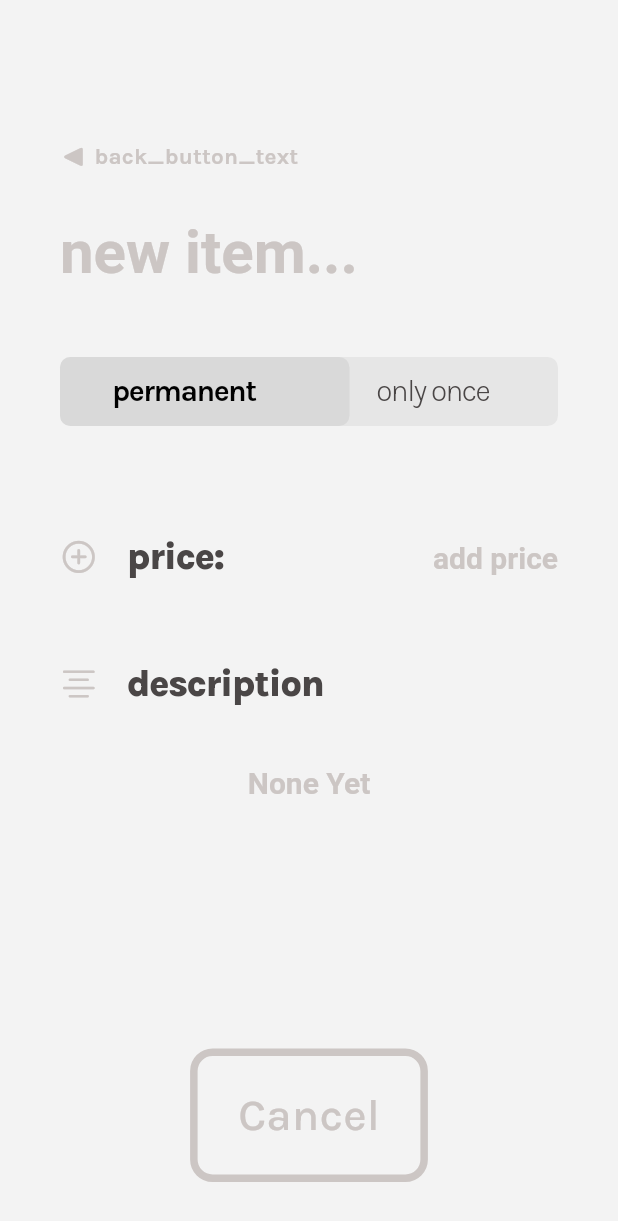
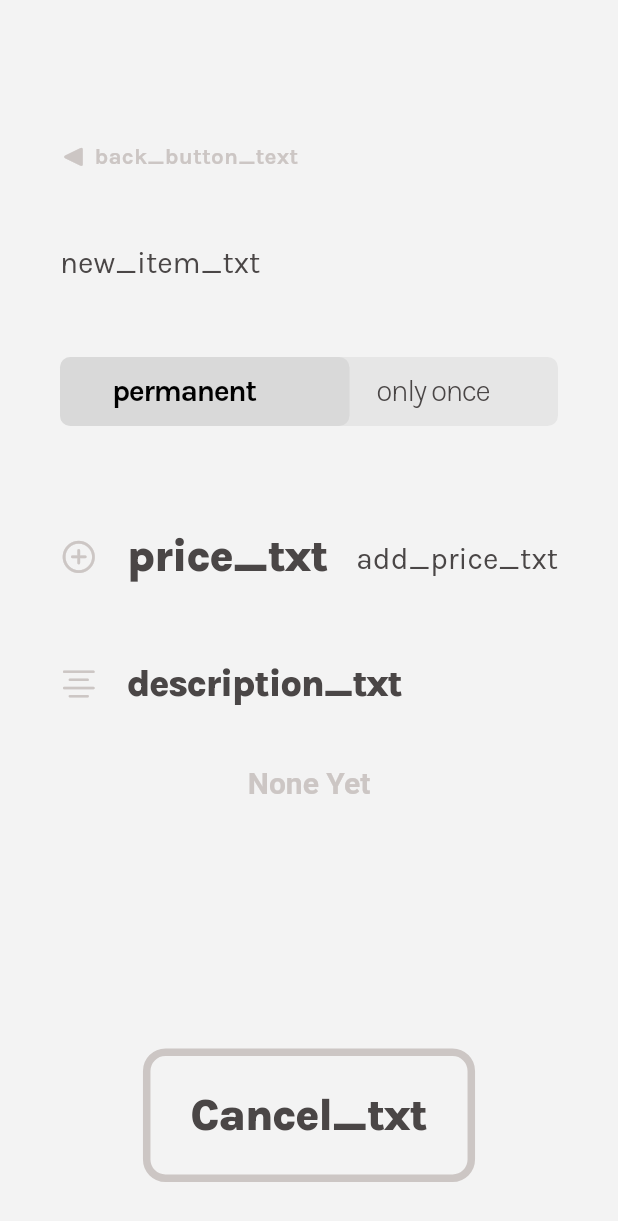
Before and after one commit to iloveproggen/relatee-frontend, a Flutter app: the NewShopItem screen opened directly with empty values, on a phone screen of 412 x 824 dp. Shown: the top 1221 px of the screen. Run offline on Flutter 3.47's test engine with Material 3 defaults, Android fonts, the phone set to English and light mode, and no system bars; our stand-ins replace flutter_svg, get; missing offline and left inert: postgres; Roboto replaces fonts that are missing (Sedan).

Commit message:
added translation

```diff
--- a/frontend_v1/lib/assets/locale_strings.dart
+++ b/frontend_v1/lib/assets/locale_strings.dart
@@ -44,6 +44,12 @@ class LocaleString extends Translations {
           'Username_or_Email_txt': 'Username or Email',
           'Password_txt': 'Password',
           'Log_In_txt': 'Log in',
+          'new_item_txt': 'new item...',
+          'price_txt': 'Price:',
+          'add_price_txt': 'add price',
+          'Cancel_txt': 'Cancel',
+          'Confirm_txt': 'Confirm',
+          'description_txt': 'Description',
         },
         'de-DE': {
           'welcome_title': 'Willkommen',
@@ -82,6 +88,12 @@ class LocaleString extends Translations {
           'Username_or_Email_txt': 'Benutzername oder Email',
           'Password_txt': 'Passwort',
           'Log_In_txt': 'Log in',
+          'new_item_txt': 'neuer Gegenstand...',
+          'price_txt': 'Preis:',
+          'add_price_txt': 'Preis hinzufügen',
+          'Cancel_txt': 'Abbrechen',
+          'Confirm_txt': 'Bestätigen',
+          'description_txt': 'Beschreibung',
         }
       };
 }
--- a/frontend_v1/lib/create_new_shop_item.dart
+++ b/frontend_v1/lib/create_new_shop_item.dart
@@ -46,7 +46,7 @@ class _NewShopItemState extends State<NewShopItem> {
   @override
   Widget build(BuildContext context) {
     return Scaffold(
-      backgroundColor: const Color.fromARGB(255, 243, 243, 243),
+      backgroundColor: Theme.of(context).colorScheme.primary,
       body: SingleChildScrollView(
         child: Padding(
           padding: const EdgeInsets.only(top: 80, left: 40, right: 40),
@@ -60,15 +60,9 @@ class _NewShopItemState extends State<NewShopItem> {
                     children: [
                       TextField(
                         controller: taskName,
-                        decoration: const InputDecoration.collapsed(
-                          hintText: 'new item...',
-                          hintStyle: TextStyle(
-                            fontWeight: FontWeight.bold,
-                            fontFamily: "Sedan",
-                            fontSize: 40,
-                            color: Color.fromARGB(255, 204, 198, 196),
-                          ),
-                        ),
+                        decoration: InputDecoration.collapsed(
+                            hintText: 'new_item_txt'.tr,
+                            hintStyle: Theme.of(context).textTheme.bodySmall),
                         style: const TextStyle(
                           fontWeight: FontWeight.bold,
                           fontFamily: "Sedan",
@@ -91,9 +85,9 @@ class _NewShopItemState extends State<NewShopItem> {
                       color: Color.fromARGB(255, 204, 198, 196),
                     ),
                     const SizedBox(width: 20),
-                    const Text(
-                      'price:',
-                      style: TextStyle(fontSize: 25, fontFamily: "Karla"),
+                    Text(
+                      'price_txt'.tr,
+                      style: Theme.of(context).textTheme.bodyMedium,
                     ),
                     Expanded(
                       child: TextField(
@@ -102,11 +96,9 @@ class _NewShopItemState extends State<NewShopItem> {
                         inputFormatters: [
                           FilteringTextInputFormatter.digitsOnly
                         ],
-                        decoration: const InputDecoration(
-                            hintText: "add price",
-                            hintStyle: TextStyle(
-                                color: Color.fromARGB(255, 204, 198, 196),
-                                fontSize: 20),
+                        decoration: InputDecoration(
+                            hintText: "add_price_txt".tr,
+                            hintStyle: Theme.of(context).textTheme.bodySmall,
                             border: InputBorder.none),
                         style: const TextStyle(
                             color: Color.fromARGB(255, 74, 70, 70),
@@ -162,18 +154,10 @@ class _NewShopItemState extends State<NewShopItem> {
                         padding: const EdgeInsets.only(
                             top: 10, bottom: 10, left: 15, right: 15),
                         child: Text(
-                          required ? "Confirm" : "Cancel",
+                          required ? 'Confirm_txt'.tr : 'Cancel_txt'.tr,
                           style: required
-                              ? const TextStyle(
-                                  color: Color.fromARGB(255, 243, 243, 243),
-                                  fontFamily: "Karla",
-                                  fontSize: 30,
-                                )
-                              : const TextStyle(
-                                  color: Color.fromARGB(255, 204, 198, 196),
-                                  fontFamily: "Karla",
-                                  fontSize: 30,
-                                ),
+                              ? Theme.of(context).textTheme.bodyMedium
+                              : Theme.of(context).textTheme.bodyMedium,
                         ),
                       ),
                     )),
@@ -288,7 +272,7 @@ class AddDescription extends StatelessWidget {
 
   @override
   Widget build(BuildContext context) {
-    return const Column(
+    return Column(
       children: [
         Padding(
           padding: EdgeInsets.only(top: 20),
@@ -302,7 +286,7 @@ class AddDescription extends StatelessWidget {
               ),
               SizedBox(width: 20),
               Text(
-                'description',
+                'description_txt'.tr,
                 textAlign: TextAlign.left,
                 style: TextStyle(fontSize: 25, fontFamily: "Karla"),
               ),
--- a/frontend_v1/lib/main.dart
+++ b/frontend_v1/lib/main.dart
@@ -15,9 +15,6 @@ import 'package:postgres/postgres.dart';
 void main() {
   runApp(const LoginApp());
 }
-//hi Michelle bug fising
-//hi maurice
-// MainWidget
 
 bool auth = false;
 
```
